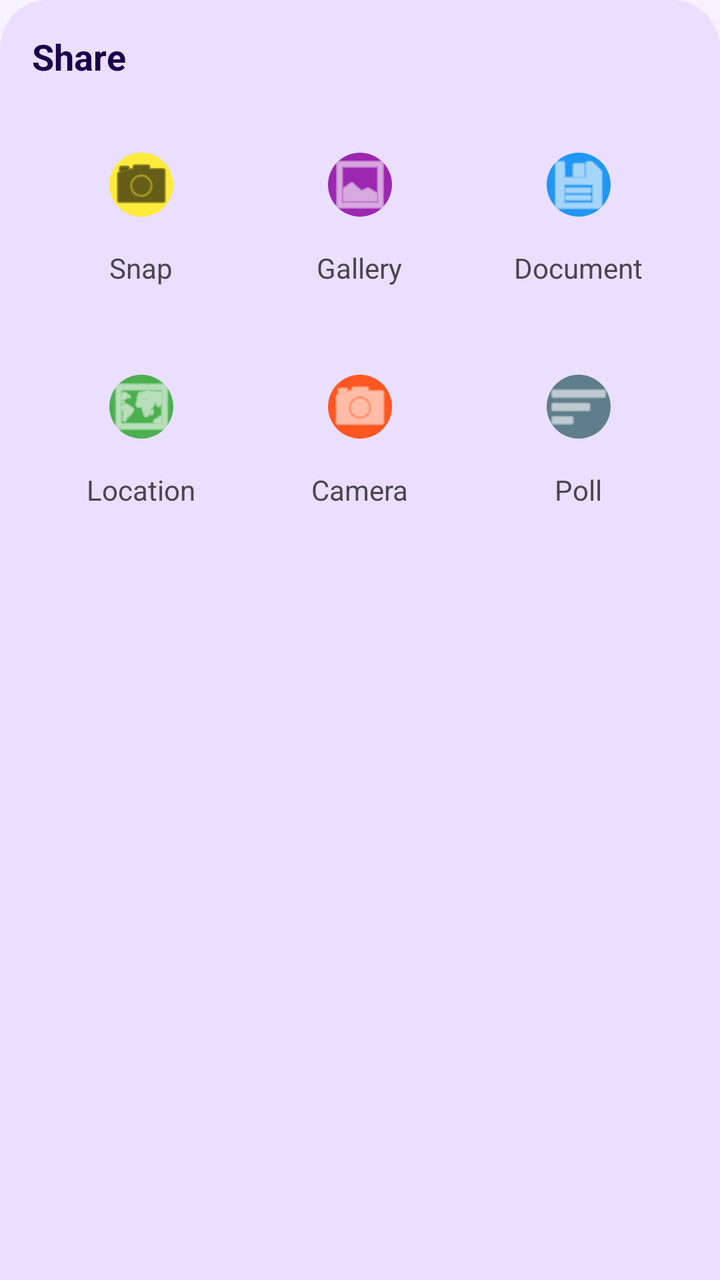
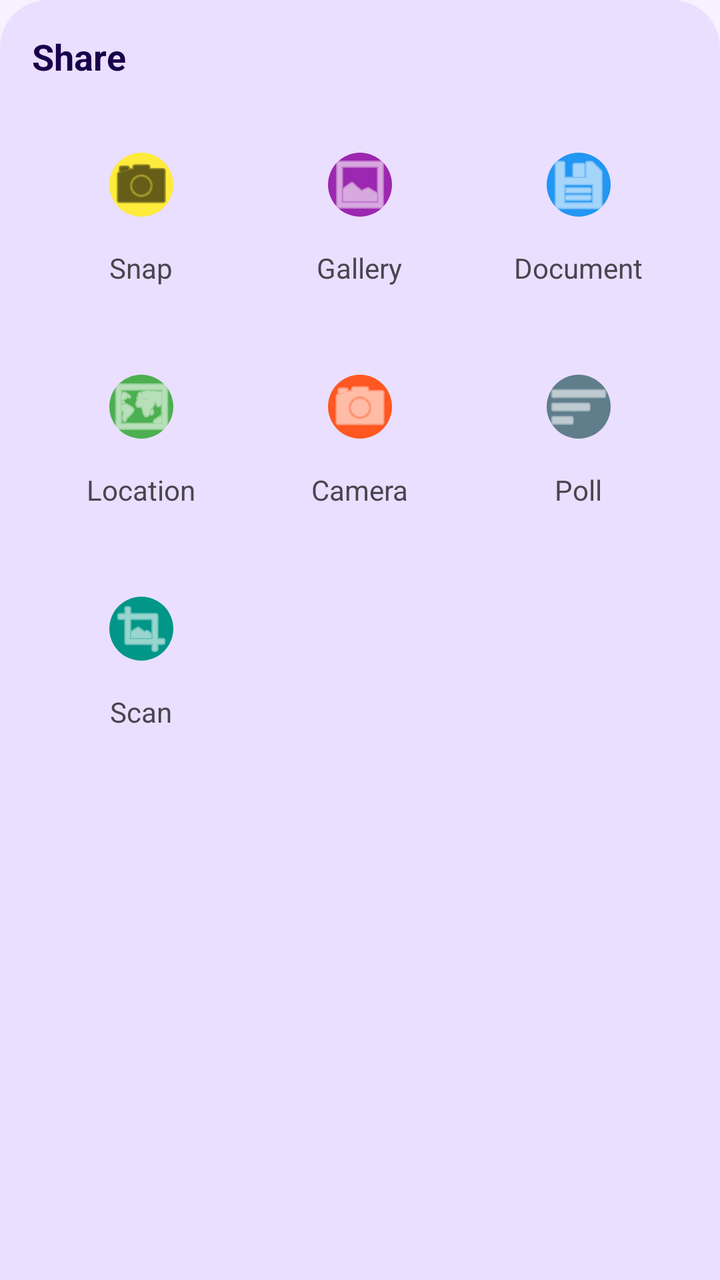

An Android layout rendered at two revisions. The XML below is the earlier revision; the diff shows what the commit changed to produce the second picture.
<!-- AndroidManifest.xml: application theme Theme.ChatSnap -->
<!-- res/layout/bottom_sheet_attach.xml -->
<?xml version="1.0" encoding="utf-8"?>
<LinearLayout xmlns:android="http://schemas.android.com/apk/res/android"
    xmlns:app="http://schemas.android.com/apk/res-auto"
    android:layout_width="match_parent"
    android:layout_height="wrap_content"
    android:background="@drawable/bottom_sheet_bg"
    android:orientation="vertical"
    android:padding="16dp">

    <TextView
        android:layout_width="match_parent"
        android:layout_height="wrap_content"
        android:text="Share"
        android:textSize="18sp"
        android:textStyle="bold"
        android:layout_marginBottom="16dp"
        android:textColor="?android:attr/textColorPrimary" />

    <GridLayout
        android:layout_width="match_parent"
        android:layout_height="wrap_content"
        android:columnCount="3"
        android:alignmentMode="alignMargins"
        android:rowOrderPreserved="false">

        <LinearLayout
            android:id="@+id/btnSnap"
            android:layout_width="0dp"
            android:layout_height="wrap_content"
            android:layout_columnWeight="1"
            android:gravity="center"
            android:orientation="vertical"
            android:padding="8dp">
            <com.google.android.material.imageview.ShapeableImageView
                android:layout_width="56dp"
                android:layout_height="56dp"
                android:padding="12dp"
                android:src="@android:drawable/ic_menu_camera"
                app:shapeAppearanceOverlay="@style/ShapeAppearance.Circle"
                android:background="#FFEB3B"
                app:tint="#000000" />
            <TextView
                android:layout_width="wrap_content"
                android:layout_height="wrap_content"
                android:text="Snap"
                android:layout_marginTop="4dp" />
        </LinearLayout>

        <LinearLayout
            android:id="@+id/btnImage"
            android:layout_width="0dp"
            android:layout_height="wrap_content"
            android:layout_columnWeight="1"
            android:gravity="center"
            android:orientation="vertical"
            android:padding="8dp">
            <com.google.android.material.imageview.ShapeableImageView
                android:layout_width="56dp"
                android:layout_height="56dp"
                android:padding="12dp"
                android:src="@android:drawable/ic_menu_gallery"
                app:shapeAppearanceOverlay="@style/ShapeAppearance.Circle"
                android:background="#9C27B0"
                app:tint="#FFFFFF" />
            <TextView
                android:layout_width="wrap_content"
                android:layout_height="wrap_content"
                android:text="Gallery"
                android:layout_marginTop="4dp" />
        </LinearLayout>

        <LinearLayout
            android:id="@+id/btnDocument"
            android:layout_width="0dp"
            android:layout_height="wrap_content"
            android:layout_columnWeight="1"
            android:gravity="center"
            android:orientation="vertical"
            android:padding="8dp">
            <com.google.android.material.imageview.ShapeableImageView
                android:layout_width="56dp"
                android:layout_height="56dp"
                android:padding="12dp"
                android:src="@android:drawable/ic_menu_save"
                app:shapeAppearanceOverlay="@style/ShapeAppearance.Circle"
                android:background="#2196F3"
                app:tint="#FFFFFF" />
            <TextView
                android:layout_width="wrap_content"
                android:layout_height="wrap_content"
                android:text="Document"
                android:layout_marginTop="4dp" />
        </LinearLayout>

        <LinearLayout
            android:id="@+id/btnLocation"
            android:layout_width="0dp"
            android:layout_height="wrap_content"
            android:layout_columnWeight="1"
            android:gravity="center"
            android:orientation="vertical"
            android:padding="8dp"
            android:layout_marginTop="16dp">
            <com.google.android.material.imageview.ShapeableImageView
                android:layout_width="56dp"
                android:layout_height="56dp"
                android:padding="12dp"
                android:src="@android:drawable/ic_menu_mapmode"
                app:shapeAppearanceOverlay="@style/ShapeAppearance.Circle"
                android:background="#4CAF50"
                app:tint="#FFFFFF" />
            <TextView
                android:layout_width="wrap_content"
                android:layout_height="wrap_content"
                android:text="Location"
                android:layout_marginTop="4dp" />
        </LinearLayout>

        <LinearLayout
            android:id="@+id/btnCamera"
            android:layout_width="0dp"
            android:layout_height="wrap_content"
            android:layout_columnWeight="1"
            android:gravity="center"
            android:orientation="vertical"
            android:padding="8dp"
            android:layout_marginTop="16dp">
            <com.google.android.material.imageview.ShapeableImageView
                android:layout_width="56dp"
                android:layout_height="56dp"
                android:padding="12dp"
                android:src="@android:drawable/ic_menu_camera"
                app:shapeAppearanceOverlay="@style/ShapeAppearance.Circle"
                android:background="#FF5722"
                app:tint="#FFFFFF" />
            <TextView
                android:layout_width="wrap_content"
                android:layout_height="wrap_content"
                android:text="Camera"
                android:layout_marginTop="4dp" />
        </LinearLayout>

        <LinearLayout
            android:id="@+id/btnPoll"
            android:layout_width="0dp"
            android:layout_height="wrap_content"
            android:layout_columnWeight="1"
            android:gravity="center"
            android:orientation="vertical"
            android:padding="8dp"
            android:layout_marginTop="16dp">
            <com.google.android.material.imageview.ShapeableImageView
                android:layout_width="56dp"
                android:layout_height="56dp"
                android:padding="12dp"
                android:src="@android:drawable/ic_menu_sort_by_size"
                app:shapeAppearanceOverlay="@style/ShapeAppearance.Circle"
                android:background="#607D8B"
                app:tint="#FFFFFF" />
            <TextView
                android:layout_width="wrap_content"
                android:layout_height="wrap_content"
                android:text="Poll"
                android:layout_marginTop="4dp" />
        </LinearLayout>

    </GridLayout>
</LinearLayout>
<!-- resources referenced by this layout -->
<resources>
  <!-- drawable bottom_sheet_bg (drawable) -->
  <?xml version="1.0" encoding="utf-8"?>
  <shape xmlns:android="http://schemas.android.com/apk/res/android">
      <solid android:color="?attr/colorSurface" />
      <corners
          android:topLeftRadius="24dp"
          android:topRightRadius="24dp" />
  </shape>
  <style name="ShapeAppearance.Circle" parent="ShapeAppearance.MaterialComponents.SmallComponent">
          <item name="cornerFamily">rounded</item>
          <item name="cornerSize">50%</item>
      </style>
  <style name="Theme.ChatSnap" parent="Base.Theme.ChatSnap" />
  <style name="Base.Theme.ChatSnap" parent="Theme.Material3.DayNight.NoActionBar">
          
          <item name="colorPrimary">@color/primary</item>
          <item name="colorOnPrimary">@color/white</item>
          <item name="colorPrimaryContainer">@color/primary_container</item>
          <item name="colorOnPrimaryContainer">@color/white</item>
  
          <item name="colorSecondary">@color/secondary</item>
          <item name="colorOnSecondary">@color/white</item>
          <item name="colorSecondaryContainer">@color/secondary_container</item>
          <item name="colorOnSecondaryContainer">@color/on_surface</item>
  
          <item name="colorTertiary">#E966FF</item>
          <item name="colorOnTertiary">@color/white</item>
  
          <item name="android:windowBackground">@color/background</item>
          <item name="colorSurface">@color/surface_container</item>
          <item name="colorOnSurface">@color/on_surface</item>
          <item name="colorSurfaceVariant">@color/surface_container_low</item>
          <item name="colorOnSurfaceVariant">@color/on_surface_variant</item>
  
          <item name="colorOutline">@color/outline</item>
          <item name="colorOutlineVariant">@color/outline_variant</item>
  
          
          <item name="android:textColorPrimary">?attr/colorOnSurface</item>
          <item name="android:textColorSecondary">?attr/colorOnSurfaceVariant</item>
          <item name="android:textColorHint">?attr/colorOutline</item>
  
          
          <item name="android:statusBarColor">?attr/colorPrimary</item>
          <item name="android:windowLightStatusBar">false</item>
  
          
          <item name="chatBubbleSentColor">#DCF8C6</item>
          <item name="chatBubbleReceivedColor">@color/white</item>
          <item name="chatBubbleSentTextColor">@color/black</item>
          <item name="chatBubbleReceivedTextColor">@color/black</item>
          <item name="themeAccentColor">@color/primary</item>
          <item name="android:popupBackground">?attr/colorSurface</item>
          <item name="android:itemBackground">?attr/colorSurface</item>
  
          <item name="editTextStyle">@style/Widget.Material3.TextInputEditText.OutlinedBox</item>
          <item name="textInputStyle">@style/Widget.Material3.TextInputLayout.OutlinedBox</item>
          <item name="android:windowAnimationStyle">@style/Animation.Activity</item>
      </style>
  <color name="primary">#5908f7</color>
  <color name="white">#FFFFFFFF</color>
  <color name="primary_container">#EFE6FF</color>
  <color name="secondary">#5C5766</color>
  <color name="secondary_container">#E8E3F0</color>
  <color name="on_surface">#1A004B</color>
  <color name="background">#F6F2FF</color>
  <color name="surface_container">#EADFFF</color>
  <color name="surface_container_low">#F5EEFF</color>
  <color name="on_surface_variant">#4E397A</color>
  <color name="outline">#8C77B8</color>
  <color name="outline_variant">#D4C2F7</color>
  <color name="black">#FF000000</color>
  <style name="Animation.Activity" parent="@android:style/Animation.Activity">
          <item name="android:activityOpenEnterAnimation">@anim/slide_in_right</item>
          <item name="android:activityOpenExitAnimation">@anim/slide_out_left</item>
          <item name="android:activityCloseEnterAnimation">@anim/slide_in_left</item>
          <item name="android:activityCloseExitAnimation">@anim/slide_out_right</item>
      </style>
</resources>

<!-- the commit's change to res/layout/bottom_sheet_attach.xml (unified diff, before → after) -->
@@ -164,5 +164,29 @@
                 android:layout_marginTop="4dp" />
         </LinearLayout>
 
+        <LinearLayout
+            android:id="@+id/btnScanDocument"
+            android:layout_width="0dp"
+            android:layout_height="wrap_content"
+            android:layout_columnWeight="1"
+            android:gravity="center"
+            android:orientation="vertical"
+            android:padding="8dp"
+            android:layout_marginTop="16dp">
+            <com.google.android.material.imageview.ShapeableImageView
+                android:layout_width="56dp"
+                android:layout_height="56dp"
+                android:padding="12dp"
+                android:src="@android:drawable/ic_menu_crop"
+                app:shapeAppearanceOverlay="@style/ShapeAppearance.Circle"
+                android:background="#009688"
+                app:tint="#FFFFFF" />
+            <TextView
+                android:layout_width="wrap_content"
+                android:layout_height="wrap_content"
+                android:text="Scan"
+                android:layout_marginTop="4dp" />
+        </LinearLayout>
+
     </GridLayout>
 </LinearLayout>
